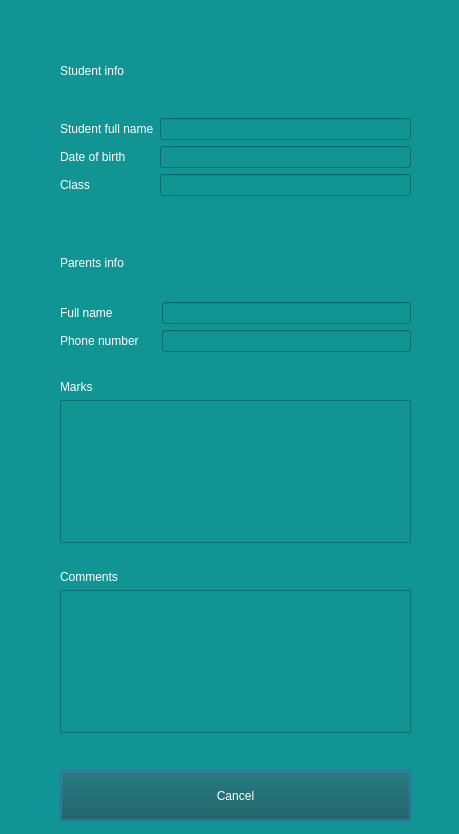
Old version of the form QTcreator/Diary/student_info.ui in the repository albaSANDROS/DIPLOMA-PROJECT.-Multi-user-client-server-application-e-journal.
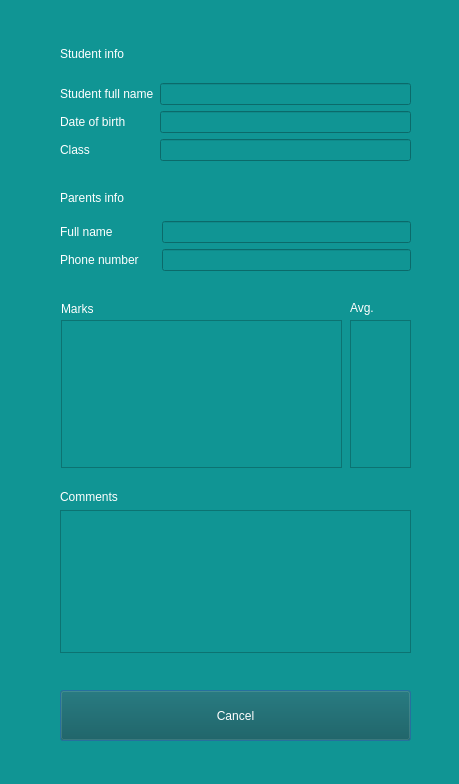
New version of the form.

Commit message: Added average marks for all windows

```diff
--- a/QTcreator/Diary/student_info.ui
+++ b/QTcreator/Diary/student_info.ui
@@ -7,7 +7,7 @@
     <x>0</x>
     <y>0</y>
     <width>459</width>
-    <height>834</height>
+    <height>784</height>
    </rect>
   </property>
   <property name="windowTitle">
@@ -23,7 +23,7 @@
    <property name="geometry">
     <rect>
      <x>60</x>
-     <y>770</y>
+     <y>690</y>
      <width>351</width>
      <height>51</height>
     </rect>
@@ -54,7 +54,7 @@
    <property name="geometry">
     <rect>
      <x>60</x>
-     <y>570</y>
+     <y>490</y>
      <width>351</width>
      <height>163</height>
     </rect>
@@ -86,9 +86,9 @@
    <property name="geometry">
     <rect>
      <x>60</x>
-     <y>230</y>
+     <y>180</y>
      <width>351</width>
-     <height>122</height>
+     <height>91</height>
     </rect>
    </property>
    <layout class="QVBoxLayout" name="verticalLayout_5">
@@ -162,7 +162,7 @@
      <x>60</x>
      <y>30</y>
      <width>351</width>
-     <height>166</height>
+     <height>131</height>
     </rect>
    </property>
    <layout class="QVBoxLayout" name="verticalLayout_6">
@@ -250,18 +250,47 @@
     </item>
    </layout>
   </widget>
-  <widget class="QWidget" name="layoutWidget">
+  <widget class="QTextEdit" name="textEdit_avg_marks">
    <property name="geometry">
     <rect>
-     <x>60</x>
-     <y>380</y>
-     <width>351</width>
-     <height>163</height>
+     <x>350</x>
+     <y>320</y>
+     <width>61</width>
+     <height>148</height>
     </rect>
    </property>
-   <layout class="QVBoxLayout" name="verticalLayout_7">
-    <item>
+   <property name="styleSheet">
+    <string notr="true">color: rgb(255, 255, 255);</string>
+   </property>
+   <property name="readOnly">
+    <bool>true</bool>
+   </property>
+  </widget>
+  <widget class="QLabel" name="avg_label">
+   <property name="geometry">
+    <rect>
+     <x>350</x>
+     <y>300</y>
+     <width>32</width>
+     <height>16</height>
+    </rect>
+   </property>
+   <property name="styleSheet">
+    <string notr="true">color: rgb(255, 255, 255);</string>
+   </property>
+   <property name="text">
+    <string>Avg.</string>
+   </property>
+  </widget>
      <widget class="QLabel" name="marks_label">
+   <property name="geometry">
+    <rect>
+     <x>61</x>
+     <y>301</y>
+     <width>32</width>
+     <height>16</height>
+    </rect>
+   </property>
       <property name="styleSheet">
        <string notr="true">color: rgb(255, 255, 255);</string>
       </property>
@@ -269,18 +298,21 @@
        <string>Marks</string>
       </property>
      </widget>
-    </item>
-    <item>
      <widget class="QTextEdit" name="textEdit_marks">
+   <property name="geometry">
+    <rect>
+     <x>61</x>
+     <y>320</y>
+     <width>281</width>
+     <height>148</height>
+    </rect>
+   </property>
       <property name="styleSheet">
        <string notr="true">color: rgb(255, 255, 255);</string>
       </property>
       <property name="readOnly">
        <bool>true</bool>
       </property>
-     </widget>
-    </item>
-   </layout>
   </widget>
  </widget>
  <tabstops>
```
Lines whose indentation alone changed are shown as unchanged. The commit also changes 23 other files.
